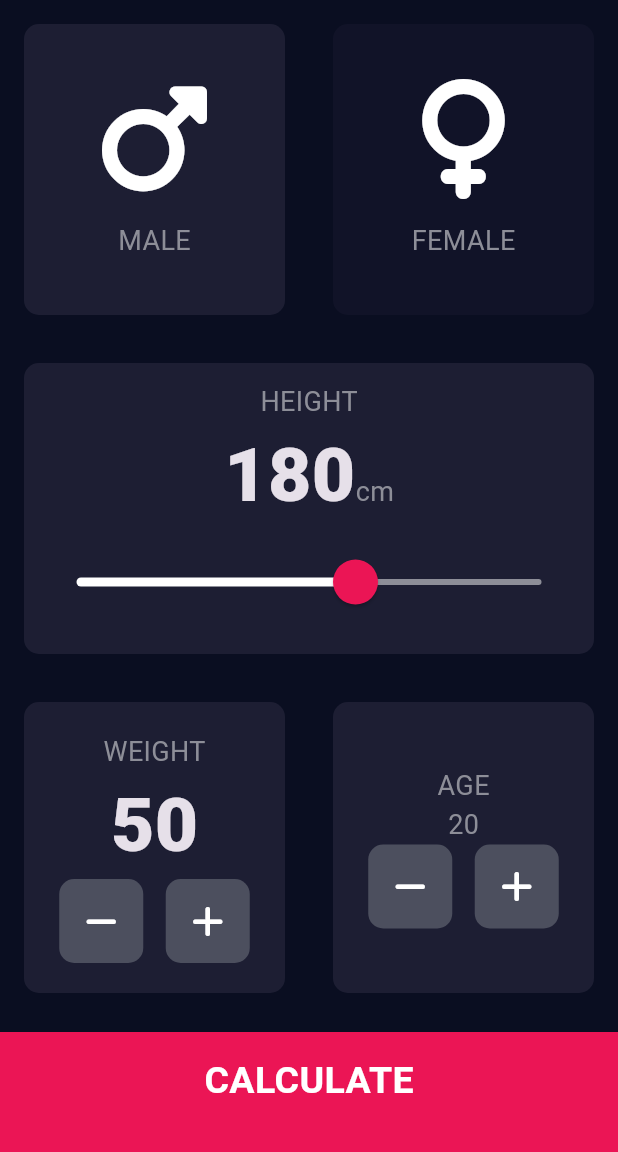
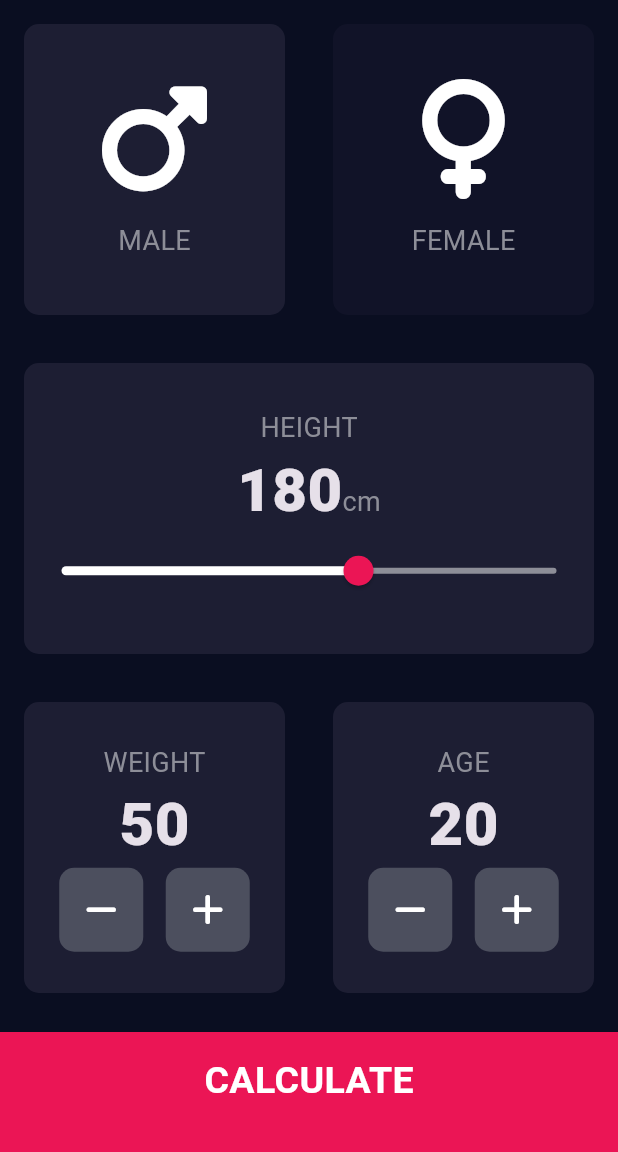
Before and after one commit to safadtm/BMI-Calculator-App, a Flutter app: the screen it shows after launch, on a phone screen of 412 x 824 dp, the part 84-1236 px from its top. Run offline on Flutter 3.47's test engine with Material 3 defaults, Android fonts, the phone set to English and light mode, and no system bars; our stand-ins replace font_awesome_flutter.

Commit message:
overflow issue solved

```diff
--- a/lib/Screens/input_page.dart
+++ b/lib/Screens/input_page.dart
@@ -114,9 +114,9 @@ class _InputPageState extends State<InputPage> {
                       thumbColor: const Color(0xFFEB1555),
                       overlayColor: const Color(0x29EB1555),
                       thumbShape:
-                          const RoundSliderThumbShape(enabledThumbRadius: 15.0),
+                          const RoundSliderThumbShape(enabledThumbRadius: 10.0),
                       overlayShape:
-                          const RoundSliderOverlayShape(overlayRadius: 35.0),
+                          const RoundSliderOverlayShape(overlayRadius: 25.0),
                     ),
                     child: Slider(
                       value: height.toDouble(),
@@ -150,7 +150,8 @@ class _InputPageState extends State<InputPage> {
                           weight.toString(),
                           style: kDigitTextStyle,
                         ),
-                        Row(
+                        Flexible(
+                          child: Row(
                             mainAxisAlignment: MainAxisAlignment.center,
                             children: [
                               RoundIconButton(
@@ -172,6 +173,7 @@ class _InputPageState extends State<InputPage> {
                               ),
                             ],
                           ),
+                        ),
                       ],
                     ),
                   ),
@@ -188,9 +190,10 @@ class _InputPageState extends State<InputPage> {
                         ),
                         Text(
                           age.toString(),
-                          style: klabelTextStyle,
+                          style: kDigitTextStyle,
                         ),
-                        Row(
+                        Flexible(
+                          child: Row(
                             mainAxisAlignment: MainAxisAlignment.center,
                             children: [
                               RoundIconButton(
@@ -211,6 +214,7 @@ class _InputPageState extends State<InputPage> {
                                 },
                               ),
                             ],
+                          ),
                         ),
                       ],
                     ),
--- a/lib/constants.dart
+++ b/lib/constants.dart
@@ -10,7 +10,7 @@ const klabelTextStyle = TextStyle(
   color: Color(0xFF8D8E98),
 );
 const kDigitTextStyle = TextStyle(
-  fontSize: 50,
+  fontSize: 40,
   fontWeight: FontWeight.w900,
 );
 const klargeBottomButtonTextStyle = TextStyle(
--- a/lib/main.dart
+++ b/lib/main.dart
@@ -11,6 +11,7 @@ class MyApp extends StatelessWidget {
   @override
   Widget build(BuildContext context) {
     return MaterialApp(
+      debugShowCheckedModeBanner: false,
       theme: ThemeData.dark().copyWith(
         primaryColor: const Color(0xFF0A0E21),
         scaffoldBackgroundColor: const Color(0xFF0A0E21),
```
Lines whose indentation alone changed are shown as unchanged.
